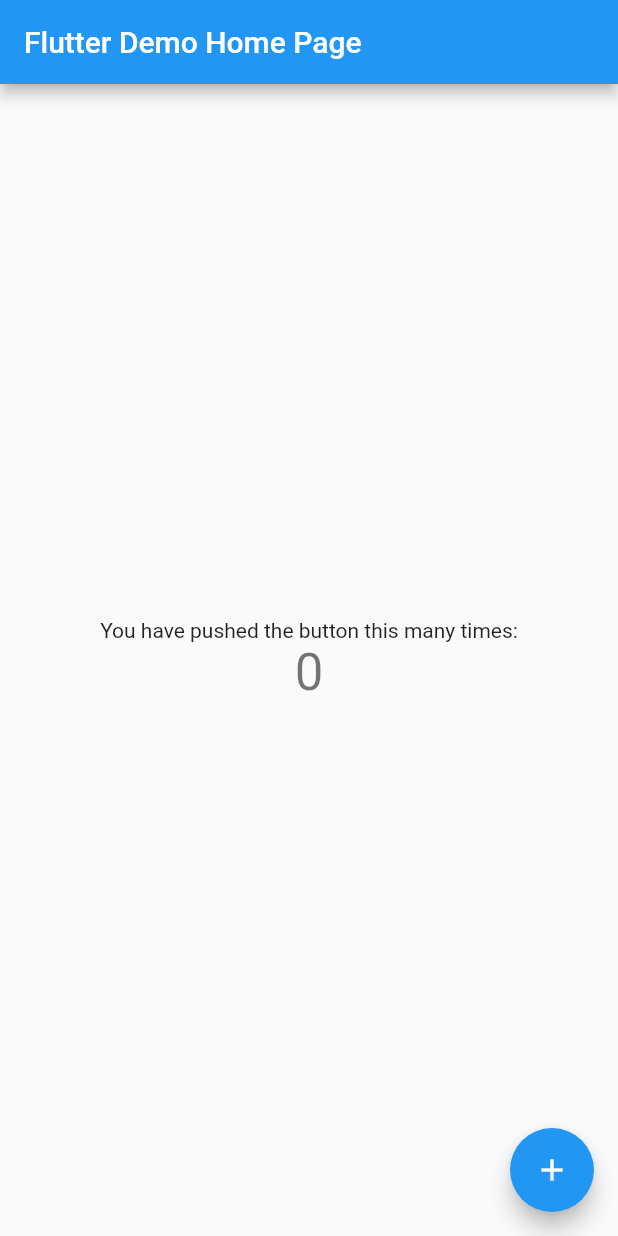
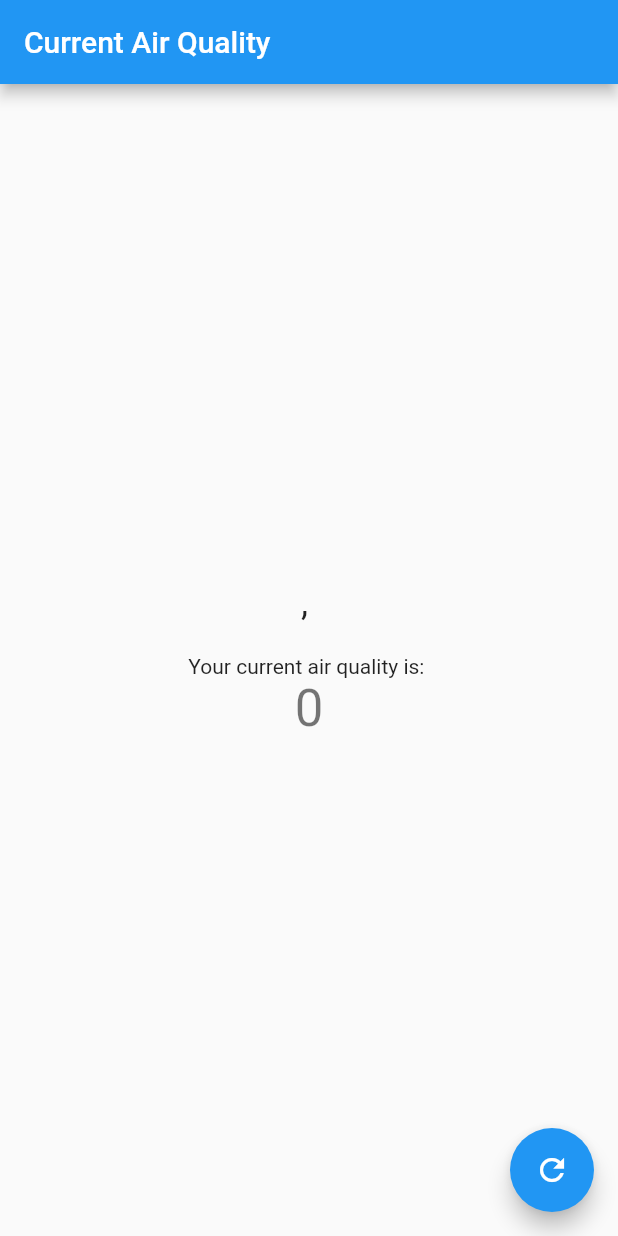
Before and after one commit to rjblee/realtime_air_quality, a Flutter app: the screen it shows after launch, on a phone screen of 412 x 824 dp. Run offline on Flutter 3.47's test engine with Material 2 defaults, Android fonts, the phone set to English and light mode, and no system bars; network calls fail.

Commit message:
Add: City, Country, and air quality measurement

```diff
--- a/lib/main.dart
+++ b/lib/main.dart
@@ -1,4 +1,7 @@
+import 'dart:convert';
+
 import 'package:flutter/material.dart';
+import 'package:http/http.dart' as http;
 
 void main() {
   runApp(const MyApp());
@@ -24,7 +27,7 @@ class MyApp extends StatelessWidget {
         // is not restarted.
         primarySwatch: Colors.blue,
       ),
-      home: const MyHomePage(title: 'Flutter Demo Home Page'),
+      home: const MyHomePage(title: 'Current Air Quality'),
     );
   }
 }
@@ -48,16 +51,25 @@ class MyHomePage extends StatefulWidget {
 }
 
 class _MyHomePageState extends State<MyHomePage> {
-  int _counter = 0;
+  int currentAirQuality = 0;
+  String currentCity = '';
+  String currentCountry = '';
 
-  void _incrementCounter() {
+  @override
+  void initState() {
+    // TODO: implement initState
+    super.initState();
+    getAirQuality();
+  }
+
+  void getAirQuality() async {
+    var response =
+        await http.get(Uri.parse('http://api.airvisual.com/v2/nearest_city?key=83843a82-a898-4a18-8879-4fc5ae847189'));
+    print(jsonDecode(response.body));
     setState(() {
-      // This call to setState tells the Flutter framework that something has
-      // changed in this State, which causes it to rerun the build method below
-      // so that the display can reflect the updated values. If we changed
-      // _counter without calling setState(), then the build method would not be
-      // called again, and so nothing would appear to happen.
-      _counter++;
+      currentAirQuality = jsonDecode(response.body)['data']['current']['pollution']['aqius'];
+      currentCity = jsonDecode(response.body)['data']['city'];
+      currentCountry = jsonDecode(response.body)['data']['country'];
     });
   }
 
@@ -95,20 +107,27 @@ class _MyHomePageState extends State<MyHomePage> {
           // horizontal).
           mainAxisAlignment: MainAxisAlignment.center,
           children: <Widget>[
+            Text(
+              '$currentCity, $currentCountry',
+              style: Theme.of(context).textTheme.headline5,
+            ),
+            const SizedBox(height: 20),
             const Text(
-              'You have pushed the button this many times:',
+              'Your current air quality is: ',
             ),
             Text(
-              '$_counter',
+              '$currentAirQuality',
               style: Theme.of(context).textTheme.headline4,
             ),
           ],
         ),
       ),
       floatingActionButton: FloatingActionButton(
-        onPressed: _incrementCounter,
-        tooltip: 'Increment',
-        child: const Icon(Icons.add),
+        onPressed: () {
+          getAirQuality();
+        },
+        tooltip: 'Refresh',
+        child: const Icon(Icons.refresh),
       ), // This trailing comma makes auto-formatting nicer for build methods.
     );
   }
```
